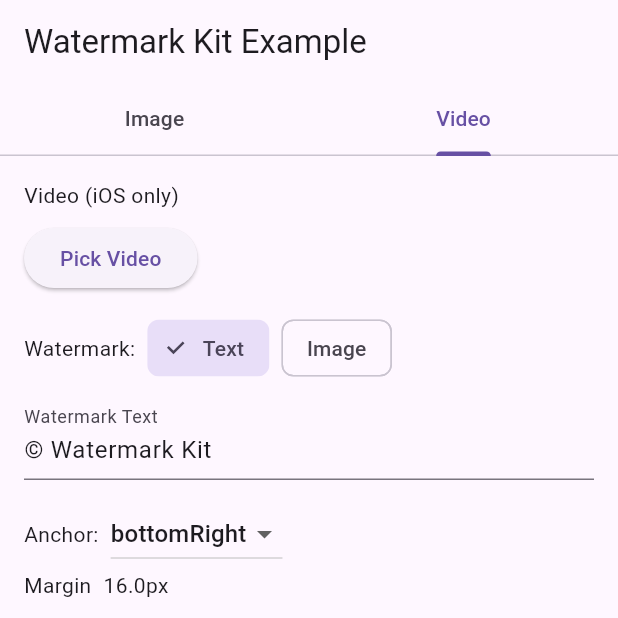
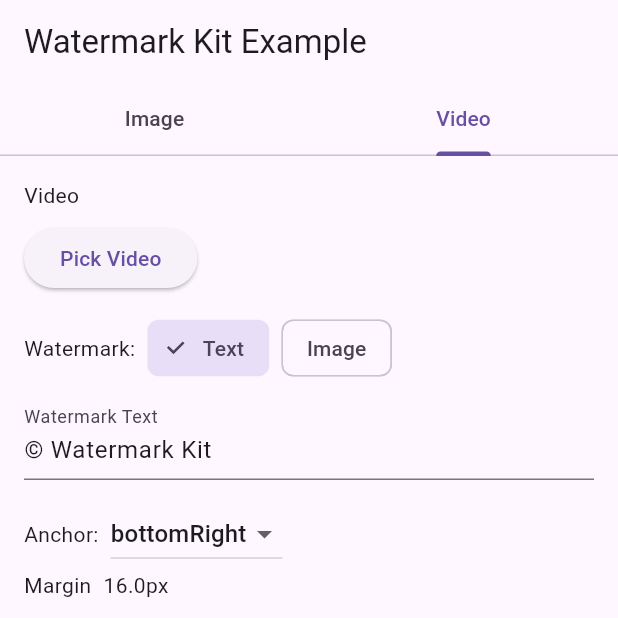
Before and after one commit to tttocklll/watermark_kit, a Flutter app: the screen it shows after launch, tab 2 chosen, on a phone screen of 412 x 824 dp, the top half of it. Run offline on Flutter 3.47's test engine with Material 3 defaults, Android fonts, the phone set to English and light mode, and no system bars; our stand-ins replace image_picker, plugin_platform_interface, video_player.

Commit message:
release: prepare 2.0.0 (Android support, docs + changelog, example update)

```diff
--- a/example/lib/main.dart
+++ b/example/lib/main.dart
@@ -535,7 +535,7 @@ class _VideoTabState extends State<_VideoTab> {
         child: Column(
           crossAxisAlignment: CrossAxisAlignment.stretch,
           children: [
-            const Text('Video (iOS only)'),
+            const Text('Video'),
             const SizedBox(height: 8),
             Row(children: [
               ElevatedButton(onPressed: _pickVideo, child: const Text('Pick Video')),
--- a/pubspec.yaml
+++ b/pubspec.yaml
@@ -1,6 +1,6 @@
 name: watermark_kit
-description: "High-performance iOS watermarking plugin for Flutter. Compose text or image watermarks over images and videos using Core Image + Metal (no FFmpeg)."
-version: 1.0.0
+description: "Fast watermarking for Flutter (iOS + Android). Image/text overlays for images and videos without FFmpeg (Core Image/AVFoundation on iOS; MediaCodec + GLES on Android)."
+version: 2.0.0
 homepage: https://github.com/tttocklll/watermark_kit
 repository: https://github.com/tttocklll/watermark_kit
 issue_tracker: https://github.com/tttocklll/watermark_kit/issues
@@ -26,6 +26,7 @@ topics:
   - image
   - video
   - ios
+  - android
 
 # For information on the generic Dart part of this file, see the
 # following page: https://dart.dev/tools/pub/pubspec
```
Also changed, not shown: 2 other files.
